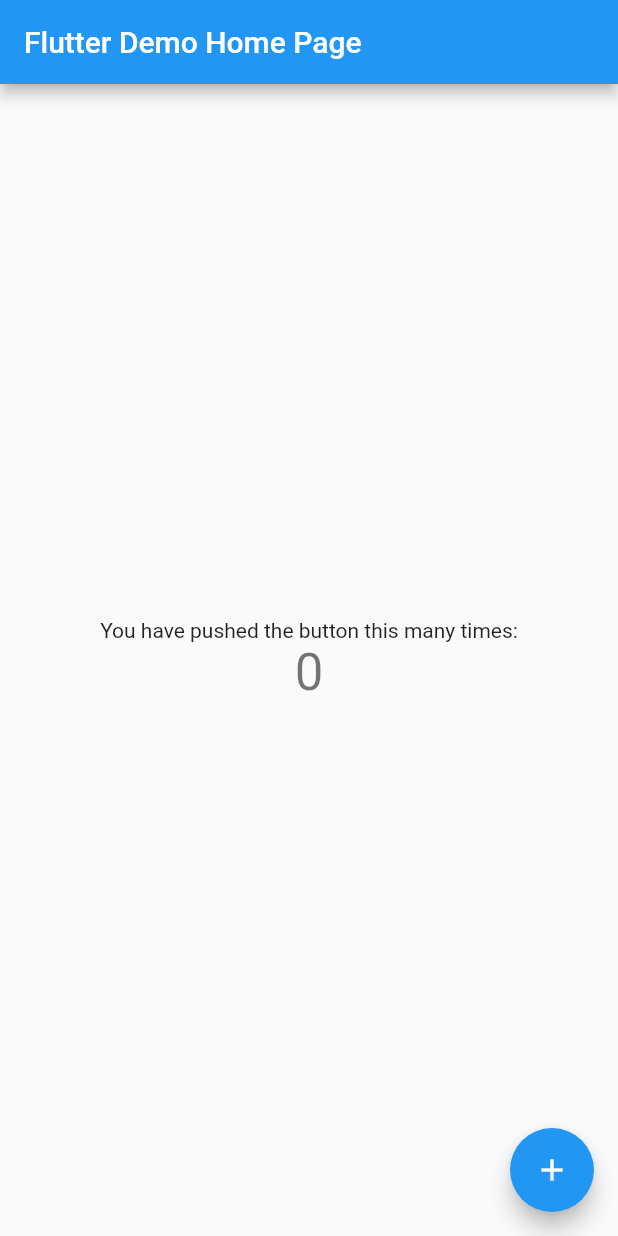
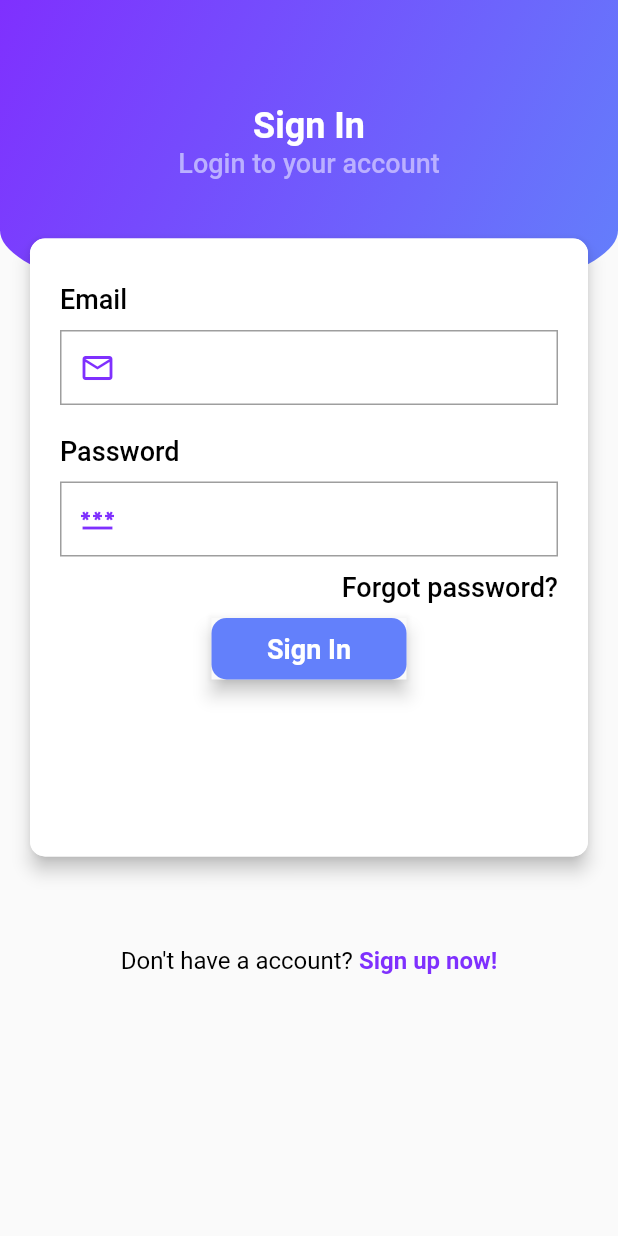
Before and after one commit to BOBSTRONK/Mobile_Application_Cloud_Computing, a Flutter app: the screen it shows after launch, on a phone screen of 412 x 824 dp. Run offline on Flutter 3.47's test engine with Material 2 defaults, Android fonts, the phone set to English and light mode, and no system bars.

Commit message:
Design for sign in page

```diff
--- a/lib/main.dart
+++ b/lib/main.dart
@@ -1,3 +1,4 @@
+import 'package:chatapp_firebase/pages/signin.dart';
 import 'package:flutter/material.dart';
 
 void main() {
@@ -12,6 +13,7 @@ class MyApp extends StatelessWidget {
   Widget build(BuildContext context) {
     return MaterialApp(
       title: 'Flutter Demo',
+      debugShowCheckedModeBanner: false,
       theme: ThemeData(
         // This is the theme of your application.
         //
@@ -24,92 +26,7 @@ class MyApp extends StatelessWidget {
         // is not restarted.
         primarySwatch: Colors.blue,
       ),
-      home: const MyHomePage(title: 'Flutter Demo Home Page'),
+      home: const SingIn(),
     );
   }
 }
-
-class MyHomePage extends StatefulWidget {
-  const MyHomePage({super.key, required this.title});
-
-  // This widget is the home page of your application. It is stateful, meaning
-  // that it has a State object (defined below) that contains fields that affect
-  // how it looks.
-
-  // This class is the configuration for the state. It holds the values (in this
-  // case the title) provided by the parent (in this case the App widget) and
-  // used by the build method of the State. Fields in a Widget subclass are
-  // always marked "final".
-
-  final String title;
-
-  @override
-  State<MyHomePage> createState() => _MyHomePageState();
-}
-
-class _MyHomePageState extends State<MyHomePage> {
-  int _counter = 0;
-
-  void _incrementCounter() {
-    setState(() {
-      // This call to setState tells the Flutter framework that something has
-      // changed in this State, which causes it to rerun the build method below
-      // so that the display can reflect the updated values. If we changed
-      // _counter without calling setState(), then the build method would not be
-      // called again, and so nothing would appear to happen.
-      _counter++;
-    });
-  }
-
-  @override
-  Widget build(BuildContext context) {
-    // This method is rerun every time setState is called, for instance as done
-    // by the _incrementCounter method above.
-    //
-    // The Flutter framework has been optimized to make rerunning build methods
-    // fast, so that you can just rebuild anything that needs updating rather
-    // than having to individually change instances of widgets.
-    return Scaffold(
-      appBar: AppBar(
-        // Here we take the value from the MyHomePage object that was created by
-        // the App.build method, and use it to set our appbar title.
-        title: Text(widget.title),
-      ),
-      body: Center(
-        // Center is a layout widget. It takes a single child and positions it
-        // in the middle of the parent.
-        child: Column(
-          // Column is also a layout widget. It takes a list of children and
-          // arranges them vertically. By default, it sizes itself to fit its
-          // children horizontally, and tries to be as tall as its parent.
-          //
-          // Invoke "debug painting" (press "p" in the console, choose the
-          // "Toggle Debug Paint" action from the Flutter Inspector in Android
-          // Studio, or the "Toggle Debug Paint" command in Visual Studio Code)
-          // to see the wireframe for each widget.
-          //
-          // Column has various properties to control how it sizes itself and
-          // how it positions its children. Here we use mainAxisAlignment to
-          // center the children vertically; the main axis here is the vertical
-          // axis because Columns are vertical (the cross axis would be
-          // horizontal).
-          mainAxisAlignment: MainAxisAlignment.center,
-          children: <Widget>[
-            const Text(
-              'You have pushed the button this many times:',
-            ),
-            Text(
-              '$_counter',
-              style: Theme.of(context).textTheme.headlineMedium,
-            ),
-          ],
-        ),
-      ),
-      floatingActionButton: FloatingActionButton(
-        onPressed: _incrementCounter,
-        tooltip: 'Increment',
-        child: const Icon(Icons.add),
-      ), // This trailing comma makes auto-formatting nicer for build methods.
-    );
-  }
-}
--- /dev/null
+++ b/lib/pages/signin.dart
@@ -0,0 +1,202 @@
+import 'package:flutter/material.dart';
+
+class SingIn extends StatefulWidget {
+  const SingIn({super.key});
+
+  @override
+  State<SingIn> createState() => _SingInState();
+}
+
+class _SingInState extends State<SingIn> {
+  @override
+  Widget build(BuildContext context) {
+    return Scaffold(
+      resizeToAvoidBottomInset: true,
+      body: SingleChildScrollView(
+        physics: ClampingScrollPhysics(),
+        child: Container(
+          child: Stack(
+            children: [
+              Container(
+                height: MediaQuery.of(context).size.height / 4.0,
+                width: MediaQuery.of(context).size.width,
+                decoration: BoxDecoration(
+                    gradient: const LinearGradient(
+                        colors: [
+                          Color(0xFF7f30fe),
+                          Color(0xFF6380fb)
+                        ],
+                        // add begin and end to have 渐变的效果,starting from top to bottom
+                        begin: Alignment.topLeft,
+                        end: Alignment.bottomRight),
+                    borderRadius: BorderRadius.vertical(
+                        bottom: Radius.elliptical(
+                            MediaQuery.of(context).size.width, 105.0))),
+              ),
+              Padding(
+                padding: const EdgeInsets.only(top: 70),
+                child: Column(
+                  children: [
+                    const Center(
+                      child: Text(
+                        "Sign In",
+                        style: TextStyle(
+                            color: Colors.white,
+                            fontSize: 24.0,
+                            fontWeight: FontWeight.bold),
+                      ),
+                    ),
+                    const Center(
+                      child: Text(
+                        "Login to your account",
+                        style: TextStyle(
+                            color: Color(0xFFbbb0ff),
+                            fontSize: 18.0,
+                            fontWeight: FontWeight.w500),
+                      ),
+                    ),
+                    const SizedBox(
+                      height: 20,
+                    ),
+                    Container(
+                      margin: EdgeInsets.symmetric(
+                          vertical: 20.0, horizontal: 20.0),
+                      child: Material(
+                        elevation: 5.0,
+                        borderRadius: BorderRadius.circular(10),
+                        child: Container(
+                          padding: EdgeInsets.symmetric(
+                              vertical: 30, horizontal: 20),
+                          height: MediaQuery.of(context).size.height / 2,
+                          width: MediaQuery.of(context).size.width,
+                          decoration: BoxDecoration(
+                              color: Colors.white,
+                              borderRadius: BorderRadius.circular(10)),
+                          child: Column(
+                              crossAxisAlignment: CrossAxisAlignment.start,
+                              children: [
+                                const Text(
+                                  "Email",
+                                  style: TextStyle(
+                                      color: Colors.black,
+                                      fontSize: 18,
+                                      fontWeight: FontWeight.w500),
+                                ),
+                                const SizedBox(
+                                  height: 10,
+                                ),
+                                Container(
+                                  decoration: BoxDecoration(
+                                      border: Border.all(
+                                          width: 1.0, color: Colors.black38)),
+                                  child: TextField(
+                                    decoration: InputDecoration(
+                                        border: InputBorder.none,
+                                        prefixIcon: Icon(
+                                          Icons.mail_outline,
+                                          color: Color(0xFF7f30fe),
+                                        )),
+                                  ),
+                                ),
+                                const SizedBox(
+                                  height: 20,
+                                ),
+                                const Text(
+                                  "Password",
+                                  style: TextStyle(
+                                      color: Colors.black,
+                                      fontSize: 18,
+                                      fontWeight: FontWeight.w500),
+                                ),
+                                const SizedBox(
+                                  height: 10,
+                                ),
+                                Container(
+                                  decoration: BoxDecoration(
+                                      border: Border.all(
+                                          width: 1.0, color: Colors.black38)),
+                                  child: TextField(
+                                    decoration: InputDecoration(
+                                        border: InputBorder.none,
+                                        prefixIcon: Icon(
+                                          Icons.password,
+                                          color: Color(0xFF7f30fe),
+                                        )),
+                                    obscureText: true,
+                                  ),
+                                ),
+                                const SizedBox(
+                                  height: 10.0,
+                                ),
+                                Container(
+                                  alignment: Alignment.bottomRight,
+                                  child: const Text(
+                                    "Forgot password?",
+                                    style: TextStyle(
+                                        color: Colors.black,
+                                        fontSize: 18,
+                                        fontWeight: FontWeight.w500),
+                                  ),
+                                ),
+                                SizedBox(
+                                  height: 10,
+                                ),
+                                Center(
+                                  child: Container(
+                                    width: 130,
+                                    child: Material(
+                                      elevation: 5.0,
+                                      child: Center(
+                                        child: Container(
+                                          padding: EdgeInsets.all(10),
+                                          decoration: BoxDecoration(
+                                              color: Color(0xFF6380fb),
+                                              borderRadius:
+                                                  BorderRadius.circular(10)),
+                                          child: Center(
+                                            child: Text(
+                                              "Sign In",
+                                              style: TextStyle(
+                                                  color: Colors.white,
+                                                  fontSize: 18,
+                                                  fontWeight: FontWeight.bold),
+                                            ),
+                                          ),
+                                        ),
+                                      ),
+                                    ),
+                                  ),
+                                )
+                              ]),
+                        ),
+                      ),
+                    ),
+                    SizedBox(
+                      height: 40.0,
+                    ),
+                    Row(
+                      mainAxisAlignment: MainAxisAlignment.center,
+                      children: [
+                        Text(
+                          "Don't have a account?",
+                          style: TextStyle(color: Colors.black, fontSize: 16.0),
+                        ),
+                        Text(
+                          " Sign up now!",
+                          style: TextStyle(
+                              color: Color(0xFF7f30fe),
+                              fontSize: 16.0,
+                              fontWeight: FontWeight.bold),
+                        ),
+                      ],
+                    )
+                  ],
+                ),
+              )
+            ],
+          ),
+        ),
+      ),
+    );
+  }
+}
```
